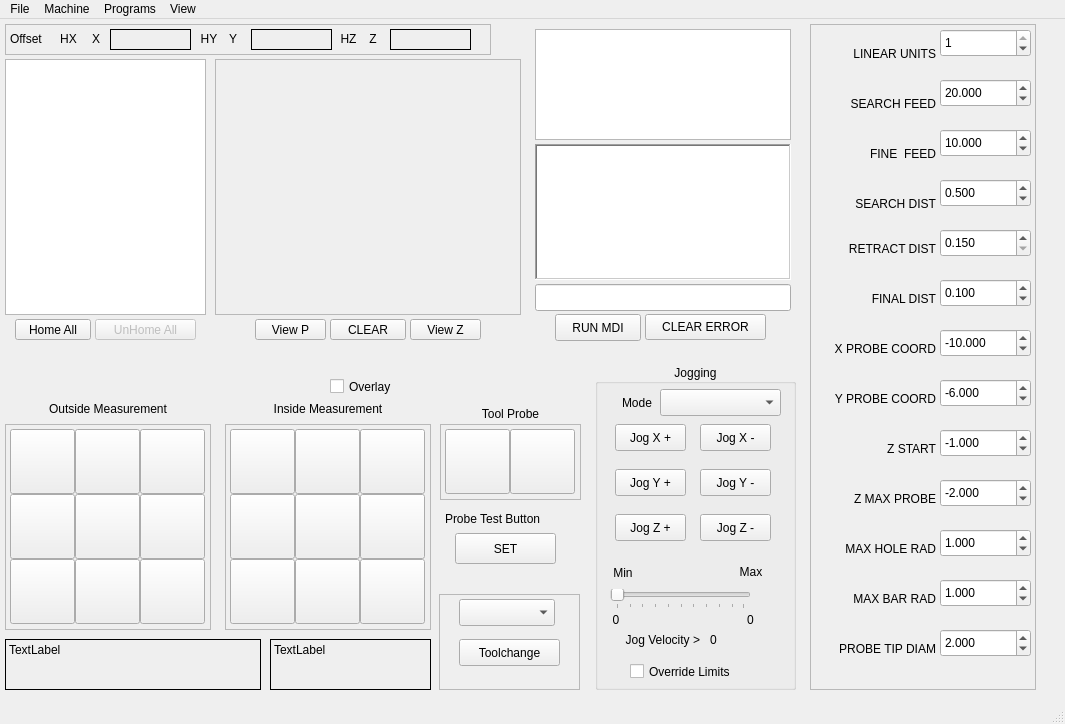
Before: the Qt Designer form examples/touch_probe2/touch-probe2.ui in jethornton/flexgui, drawn with Qt 5.
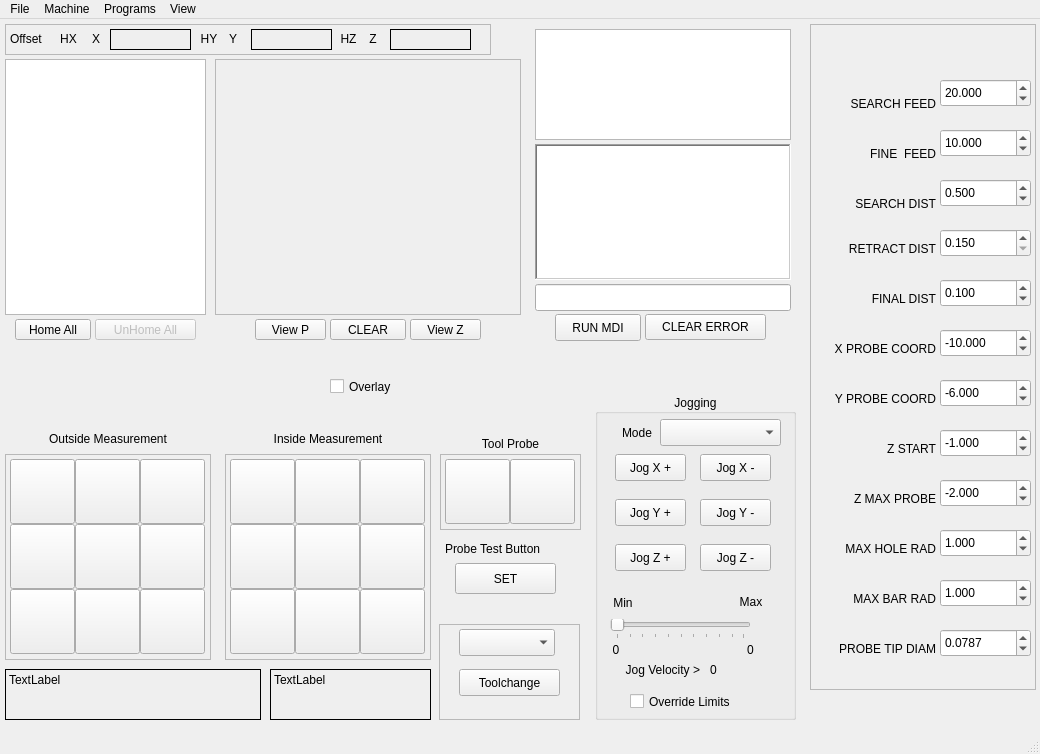
After: the same form once the commit is applied.

Commit message: 09/22/2024 work on probe routines

What changed in the file:
```diff
--- a/examples/touch_probe2/touch-probe2.ui
+++ b/examples/touch_probe2/touch-probe2.ui
@@ -6,14 +6,14 @@
    <rect>
     <x>0</x>
     <y>0</y>
-    <width>1065</width>
-    <height>724</height>
+    <width>1040</width>
+    <height>754</height>
    </rect>
   </property>
   <property name="minimumSize">
    <size>
     <width>1040</width>
-    <height>724</height>
+    <height>754</height>
    </size>
   </property>
   <property name="windowTitle">
@@ -50,7 +50,7 @@
     <property name="geometry">
      <rect>
       <x>30</x>
-      <y>380</y>
+      <y>410</y>
       <width>156</width>
       <height>19</height>
      </rect>
@@ -66,7 +66,7 @@
     <property name="geometry">
      <rect>
       <x>440</x>
-      <y>405</y>
+      <y>435</y>
       <width>141</width>
       <height>76</height>
      </rect>
@@ -120,7 +120,7 @@
     <property name="geometry">
      <rect>
       <x>255</x>
-      <y>380</y>
+      <y>410</y>
       <width>146</width>
       <height>19</height>
      </rect>
@@ -136,7 +136,7 @@
     <property name="geometry">
      <rect>
       <x>225</x>
-      <y>405</y>
+      <y>435</y>
       <width>206</width>
       <height>206</height>
      </rect>
@@ -299,7 +299,7 @@
     <property name="geometry">
      <rect>
       <x>5</x>
-      <y>405</y>
+      <y>435</y>
       <width>206</width>
       <height>206</height>
      </rect>
@@ -462,7 +462,7 @@
     <property name="geometry">
      <rect>
       <x>470</x>
-      <y>385</y>
+      <y>415</y>
       <width>81</width>
       <height>19</height>
      </rect>
@@ -720,7 +720,7 @@
     <property name="geometry">
      <rect>
       <x>595</x>
-      <y>345</y>
+      <y>375</y>
       <width>201</width>
       <height>326</height>
      </rect>
@@ -962,7 +962,7 @@
     <property name="geometry">
      <rect>
       <x>5</x>
-      <y>620</y>
+      <y>650</y>
       <width>256</width>
       <height>51</height>
      </rect>
@@ -987,7 +987,7 @@
     <property name="geometry">
      <rect>
       <x>270</x>
-      <y>620</y>
+      <y>650</y>
       <width>161</width>
       <height>51</height>
      </rect>
@@ -1009,7 +1009,7 @@
     <property name="geometry">
      <rect>
       <x>630</x>
-      <y>640</y>
+      <y>670</y>
       <width>131</width>
       <height>25</height>
      </rect>
@@ -1022,7 +1022,7 @@
     <property name="geometry">
      <rect>
       <x>439</x>
-      <y>575</y>
+      <y>605</y>
       <width>141</width>
       <height>96</height>
      </rect>
@@ -1067,7 +1067,7 @@
     <property name="geometry">
      <rect>
       <x>455</x>
-      <y>514</y>
+      <y>544</y>
       <width>101</width>
       <height>31</height>
      </rect>
@@ -1092,7 +1092,7 @@
     <property name="geometry">
      <rect>
       <x>445</x>
-      <y>490</y>
+      <y>520</y>
       <width>126</width>
       <height>19</height>
      </rect>
@@ -1203,56 +1203,6 @@
     <property name="frameShadow">
      <enum>QFrame::Raised</enum>
     </property>
-    <widget class="QDoubleSpinBox" name="probe_linear_units">
-     <property name="geometry">
-      <rect>
-       <x>130</x>
-       <y>5</y>
-       <width>91</width>
-       <height>28</height>
-      </rect>
-     </property>
-     <property name="decimals">
-      <number>0</number>
-     </property>
-     <property name="maximum">
-      <double>1.000000000000000</double>
-     </property>
-     <property name="singleStep">
-      <double>1.000000000000000</double>
-     </property>
-     <property name="value">
-      <double>1.000000000000000</double>
-     </property>
-     <property name="function" stdset="0">
-      <string>hal_pin</string>
-     </property>
-     <property name="pin_name" stdset="0">
-      <string>probe_linear_units</string>
-     </property>
-     <property name="hal_type" stdset="0">
-      <string>HAL_FLOAT</string>
-     </property>
-     <property name="hal_dir" stdset="0">
-      <string>HAL_OUT</string>
-     </property>
-    </widget>
-    <widget class="QLabel" name="label_5">
-     <property name="geometry">
-      <rect>
-       <x>15</x>
-       <y>20</y>
-       <width>111</width>
-       <height>19</height>
-      </rect>
-     </property>
-     <property name="text">
-      <string>LINEAR UNITS</string>
-     </property>
-     <property name="alignment">
-      <set>Qt::AlignRight|Qt::AlignTrailing|Qt::AlignVCenter</set>
-     </property>
-    </widget>
     <widget class="QLabel" name="label_6">
      <property name="geometry">
       <rect>
@@ -1723,7 +1673,7 @@
       </rect>
      </property>
      <property name="decimals">
-      <number>3</number>
+      <number>4</number>
      </property>
      <property name="maximum">
       <double>10.000000000000000</double>
@@ -1732,7 +1682,7 @@
       <double>0.010000000000000</double>
      </property>
      <property name="value">
-      <double>2.000000000000000</double>
+      <double>0.078700000000000</double>
      </property>
      <property name="function" stdset="0">
       <string>hal_pin</string>
@@ -1889,7 +1839,7 @@
     <rect>
      <x>0</x>
      <y>0</y>
-     <width>1065</width>
+     <width>1040</width>
      <height>24</height>
     </rect>
    </property>
```
Left out of the diff: 44 changed lines with no effect on the pictures. The commit also changes 14 other files.
